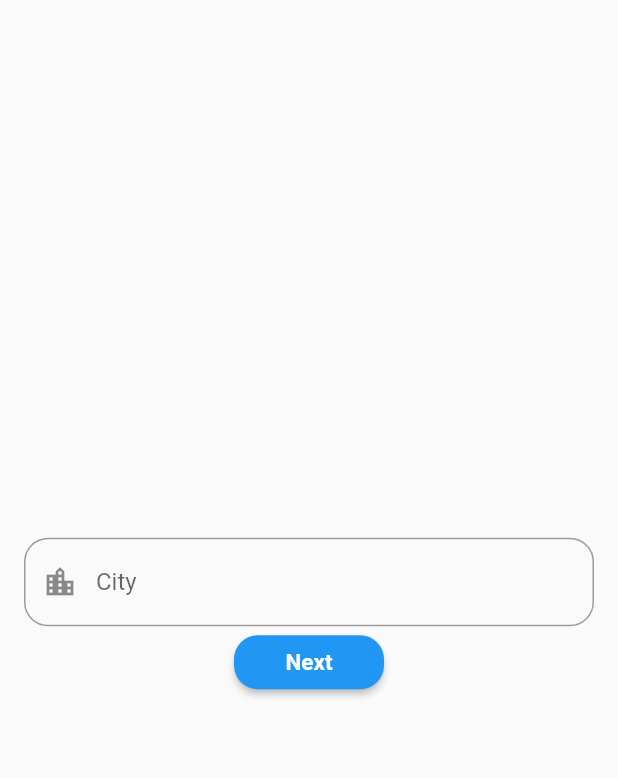
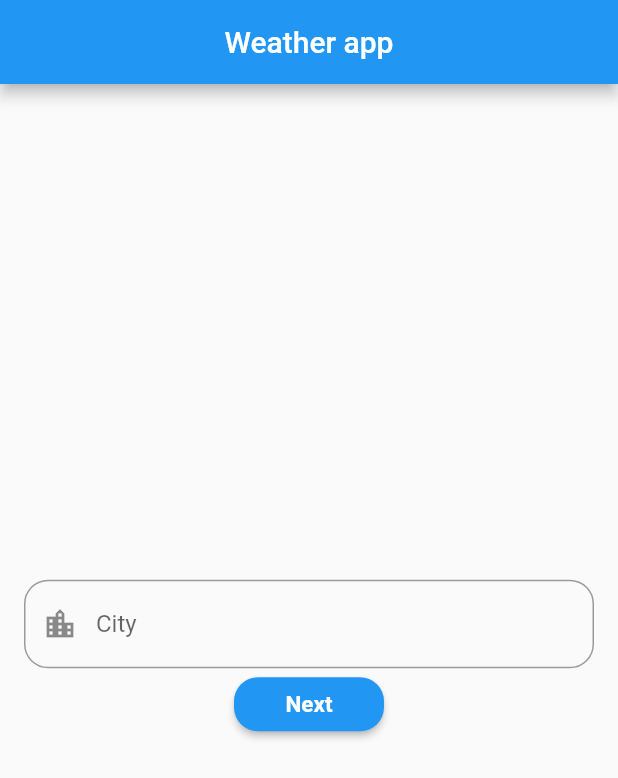
Before and after one commit to akbarjohnie/testTask, a Flutter app: the screen it shows after launch, on a phone screen of 412 x 824 dp. Shown: the top 778 px of the screen. Run offline on Flutter 3.47's test engine with Material 2 defaults, Android fonts, the phone set to English and light mode, and no system bars.

Commit message:
done with current weather

```diff
--- a/lib/screens/first_screen.dart
+++ b/lib/screens/first_screen.dart
@@ -1,7 +1,9 @@
 import 'package:flutter/material.dart';
 
 class FirstPage extends StatefulWidget {
-  const FirstPage({Key? key}) : super(key: key);
+  const FirstPage({
+    Key? key,
+  }) : super(key: key);
 
   @override
   State<FirstPage> createState() => _FirstPageState();
@@ -19,6 +21,10 @@ class _FirstPageState extends State<FirstPage> {
   @override
   Widget build(BuildContext context) {
     return Scaffold(
+      appBar: AppBar(
+        title: const Text('Weather app'),
+        centerTitle: true,
+      ),
       body: Center(
         child: Padding(
           padding: const EdgeInsets.all(16.0),
```
Also changed, not shown: lib/screens/second_screen.dart (+66 -1 lines).
